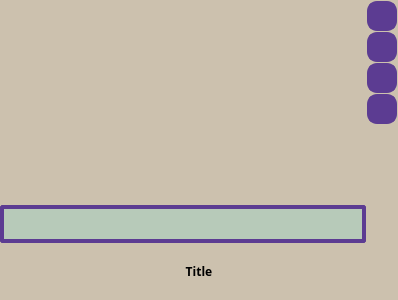
Above: UI/stacked_recipes.ui from juvarlet/a_table before the change. Below: the same form after it.
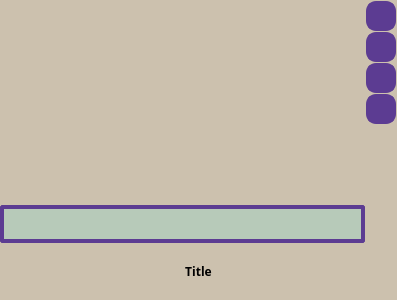
That is the form after the change. Icons and pictures are not drawn.

Commit message: WIP Design benchmark

Diff of the .ui file:
```diff
--- a/UI/stacked_recipes.ui
+++ b/UI/stacked_recipes.ui
@@ -6,7 +6,7 @@
    <rect>
     <x>0</x>
     <y>0</y>
-    <width>398</width>
+    <width>397</width>
     <height>300</height>
    </rect>
   </property>
@@ -24,15 +24,15 @@
 }
 
 QPushButton{
-     background-color: #5C3C92;
+     background-color: #5c3c92;
      border-style: solid;
      border-width: 2px;
      border-radius: 10px;
-     border-color: #5C3C92;
+     border-color: #5c3c92;
      font: bold 18px;
      /*min-width: 10em;*/
      padding: 8px;
-	color:#A2D5C6;
+	color:#a2d5c6;
 
 }
 
@@ -55,13 +55,13 @@
 
 
 QComboBox {
-	border: 2px solid #5C3C92;
+	border: 2px solid #5c3c92;
 	border-radius: 3px;
 	/*background: qlineargradient(x1:0, y1:0, x2:0, y2:1, stop:0 #a2d5c6, stop:0.1 #b7cab9, stop:0.9 #b7cab9, stop:1 #a2d5c6);*/
 	background: #b7cab9;
 	padding: 1px 23px 1px 3px;
 	min-width: 6em;
-	color: #077B8A;
+	color: #077b8a;
 font-size: 18px;
 
 }
@@ -81,10 +81,10 @@
 }
 
 QComboBox QAbstractItemView{
-	background-color: #CCC1AE;
+	background-color: #ccc1ae;
 	/*color: #077B8A;*/
  	
-	selection-background-color: #5C3C92;
+	selection-background-color: #5c3c92;
 	/*selection-color: #A2D5C6;*/
 }
 
@@ -98,13 +98,13 @@
 }
 
 QComboBox {
-	border: 4px solid #5C3C92;
+	border: 4px solid #5c3c92;
 	border-radius: 3px;
 	/*background: qlineargradient(x1:0, y1:0, x2:0, y2:1, stop:0 #a2d5c6, stop:0.1 #b7cab9, stop:0.9 #b7cab9, stop:1 #a2d5c6);*/
 	background: #b7cab9;
 	padding: 1px 23px 1px 3px;
 	min-width: 6em;
-	color: #077B8A;
+	color: #077b8a;
 font-size: 18px;
 
 }
@@ -125,10 +125,10 @@
 
  
 QComboBox QAbstractItemView{
-	background-color: #CCC1AE;
+	background-color: #ccc1ae;
 	/*color: #077B8A;*/
  	
-	selection-background-color: #5C3C92;
+	selection-background-color: #5c3c92;
 	/*selection-color: #A2D5C6;*/
 }
 
```
Left out of the diff: 8 changed lines with no effect on the pictures. The commit also changes 5 other files.
